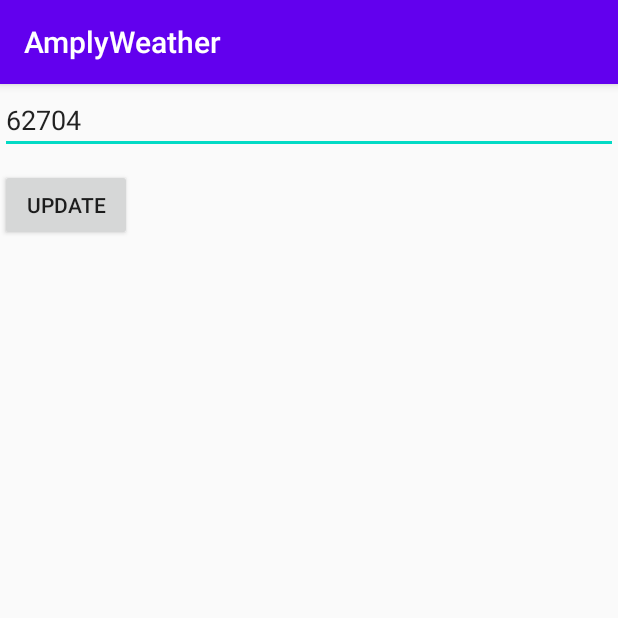
After one commit to Abhishekds94/Amply-Weather, an Android app: the LocationUpdateActivity screen opened directly, with no data from a screen before it, on a phone screen of 412 x 824 dp, the top half of it. The commit adds this screen. Run offline under Robolectric (Android 15) with nearby library versions, the phone set to English and light mode, and no system bars; Roboto replaces fonts that are not available here.

Commit message:
Initial commit

```diff
--- a/app/src/main/AndroidManifest.xml
+++ b/app/src/main/AndroidManifest.xml
@@ -30,6 +30,9 @@
         <!--No Internet Activity-->
         <activity android:name=".NoInternet"/>
 
+        <!--Location Update-->
+        <activity android:name=".LocationUpdateActivity"/>
+
         <meta-data
             android:name="preloaded_fonts"
             android:resource="@array/preloaded_fonts" />
--- /dev/null
+++ b/app/src/main/java/com/abhishek/amplyweather/LocationUpdateActivity.java
@@ -0,0 +1,18 @@
+package com.abhishek.amplyweather;
+
+import android.os.Bundle;
+
+import androidx.appcompat.app.AppCompatActivity;
+
+public class LocationUpdateActivity extends AppCompatActivity {
+
+
+    @Override
+    protected void onCreate(Bundle savedInstanceState) {
+        super.onCreate(savedInstanceState);
+
+        setContentView(R.layout.activity_location_update);
+
+    }
+
+}
--- a/app/src/main/res/layout/activity_dashboard.xml
+++ b/app/src/main/res/layout/activity_dashboard.xml
@@ -2,7 +2,8 @@
 <androidx.constraintlayout.widget.ConstraintLayout xmlns:android="http://schemas.android.com/apk/res/android"
     xmlns:app="http://schemas.android.com/apk/res-auto"
     android:layout_width="match_parent"
-    android:layout_height="match_parent">
+    android:layout_height="match_parent"
+    android:id="@+id/activity_dashboard">
 
     <TextView
         android:id="@+id/textview1"
--- a/app/src/main/res/layout/activity_loading.xml
+++ b/app/src/main/res/layout/activity_loading.xml
@@ -3,7 +3,8 @@
     android:layout_width="match_parent"
     android:layout_height="match_parent"
     xmlns:app="http://schemas.android.com/apk/res-auto"
-    android:background="#01000000">
+    android:background="#01000000"
+    android:id="@+id/rl_loader">
 
     <androidx.cardview.widget.CardView
         android:layout_width="match_parent"
--- /dev/null
+++ b/app/src/main/res/layout/activity_location_update.xml
@@ -0,0 +1,28 @@
+<?xml version="1.0" encoding="utf-8"?>
+<androidx.constraintlayout.widget.ConstraintLayout xmlns:android="http://schemas.android.com/apk/res/android"
+    xmlns:app="http://schemas.android.com/apk/res-auto"
+    xmlns:tools="http://schemas.android.com/tools"
+    android:layout_width="match_parent"
+    android:layout_height="match_parent">
+
+    <EditText
+        android:id="@+id/et_zip"
+        android:layout_width="0dp"
+        android:layout_height="wrap_content"
+        android:layout_marginTop="1dp"
+        android:hint="enter your zip"
+        android:text="62704"
+        app:layout_constraintEnd_toEndOf="parent"
+        app:layout_constraintStart_toStartOf="parent"
+        app:layout_constraintTop_toTopOf="parent" />
+
+    <androidx.appcompat.widget.AppCompatButton
+        android:id="@+id/bt_updateLoc"
+        android:layout_width="wrap_content"
+        android:layout_height="wrap_content"
+        android:layout_marginTop="10dp"
+        android:text="Update"
+        app:layout_constraintStart_toStartOf="parent"
+        app:layout_constraintTop_toBottomOf="@+id/et_zip" />
+
+</androidx.constraintlayout.widget.ConstraintLayout>
```
Also changed, not shown: app/src/main/java/com/abhishek/amplyweather/DashboardActivity.java (+7 -1 lines), app/src/main/java/com/abhishek/amplyweather/Network/API.java (added, +53 -0 lines), app/src/main/java/com/abhishek/amplyweather/Network/Weather.java (added, +51 -0 lines).
